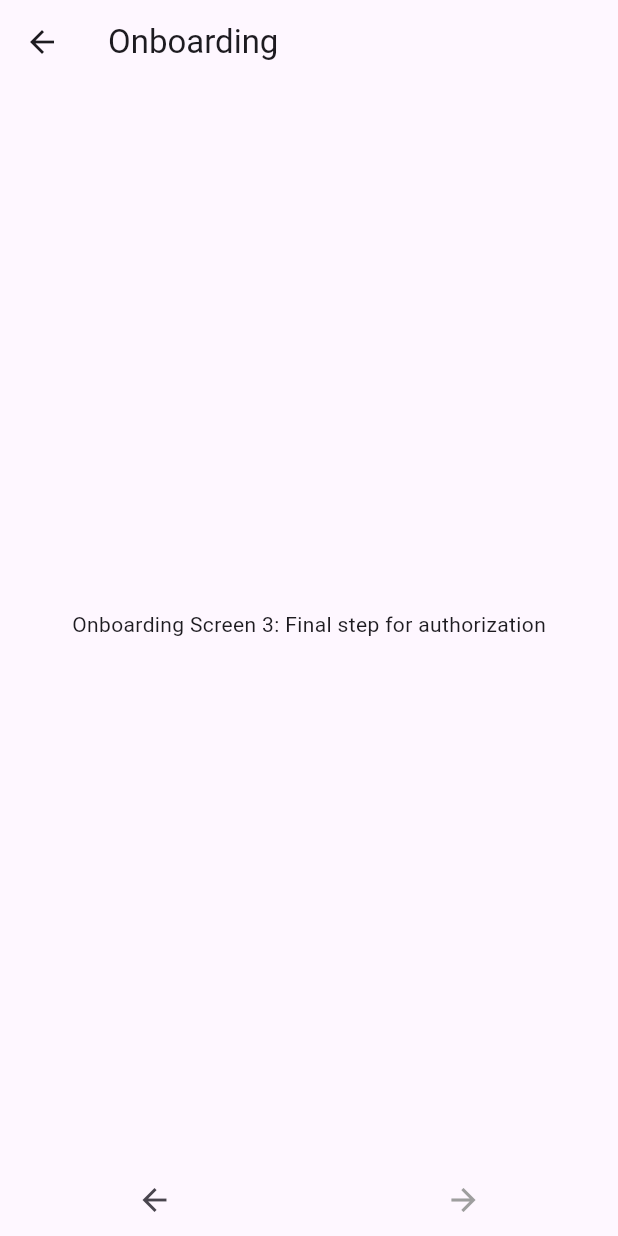
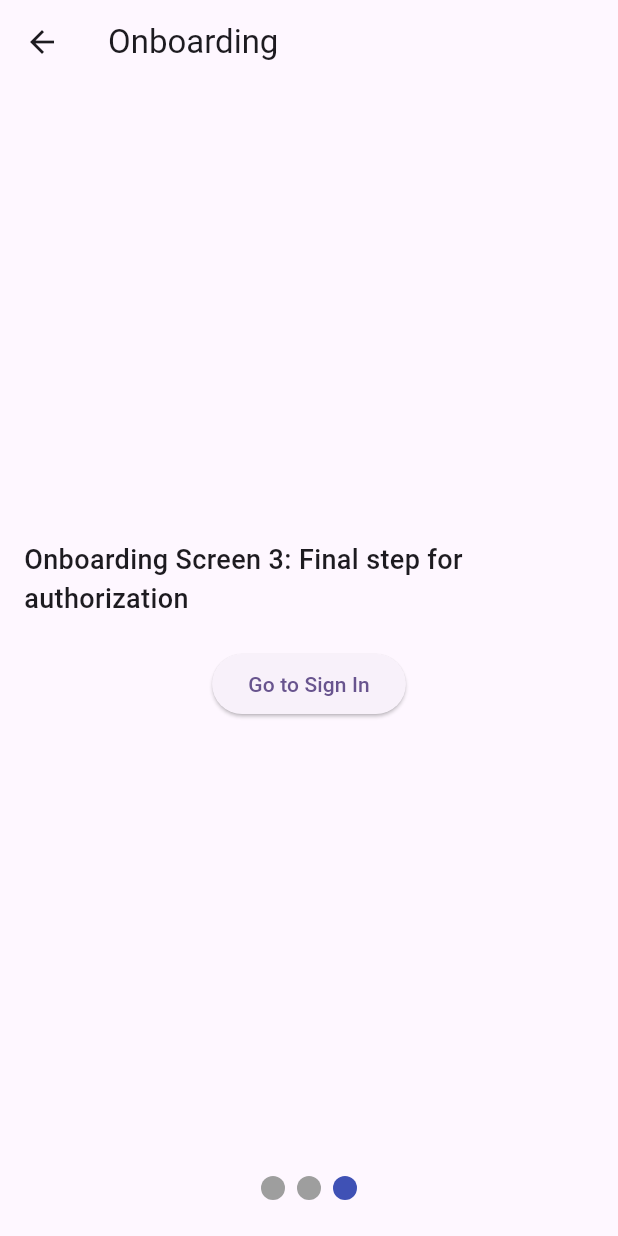
Before and after one commit to BlackBean99/whatever-app, a Flutter app: the OnboardingPage screen opened directly, swiped to page 3, on a phone screen of 412 x 824 dp. Run offline on Flutter 3.47's test engine with Material 3 defaults, Android fonts, the phone set to English and light mode, and no system bars; drawn by our look-alikes of smooth_page_indicator; our stand-ins replace google_fonts; missing offline and left inert: kakao_flutter_sdk.

Commit message:
[feat]: sample test button series

```diff
--- a/app/whatever/lib/main.dart
+++ b/app/whatever/lib/main.dart
@@ -1,11 +1,16 @@
 import 'package:flutter/material.dart';
+import 'package:kakao_flutter_sdk/kakao_flutter_sdk.dart';
 import 'package:provider/provider.dart';
+import 'package:smooth_page_indicator/smooth_page_indicator.dart';
+import 'package:whatever/controller/onboarding_controller.dart';
 import 'package:whatever/screens/onboarding_screen1.dart';
 import 'package:whatever/screens/onboarding_screen2.dart';
 import 'package:whatever/screens/onboarding_screen3.dart';
-import 'controller/onboarding_controller.dart';
+import 'package:whatever/screens/sample_widget_view_page.dart';
 
-void main() {
+void main() async {
+  WidgetsFlutterBinding.ensureInitialized();
+  KakaoSdk.init(nativeAppKey: '5b010a19c827b00762c3f27de5198e36');
   runApp(
     ChangeNotifierProvider(
       create: (context) => OnboardingController(),
@@ -62,9 +67,10 @@ class _AuthCheckState extends State<AuthCheck> {
 
   @override
   Widget build(BuildContext context) {
-    return _isAuthorized
-        ? const MyHomePage(title: 'Flutter Demo Home Page')
-        : const OnboardingPage();
+    return const SampleWidgetViewTestPage();
+    // _isAuthorized
+    // ? const MyHomePage(title: 'Flutter Demo Home Page')
+    // : const OnboardingPage();
   }
 }
 
@@ -92,7 +98,10 @@ class _OnboardingPageState extends State<OnboardingPage> {
       appBar: AppBar(
         title: const Text('Onboarding'),
       ),
-      body: PageView(
+      body: Column(
+        children: [
+          Expanded(
+            child: PageView(
               controller: _pageController,
               onPageChanged: (index) {
                 onboardingController.goToPage(index);
@@ -103,32 +112,16 @@ class _OnboardingPageState extends State<OnboardingPage> {
                 OnboardingScreen3(),
               ],
             ),
-      bottomNavigationBar: Consumer<OnboardingController>(
-        builder: (context, onboardingController, child) => Row(
-          mainAxisAlignment: MainAxisAlignment.spaceAround,
-          children: [
-            IconButton(
-              icon: const Icon(Icons.arrow_back),
-              onPressed: onboardingController.currentPage > 0
-                  ? () => _pageController.previousPage(
-                        duration: const Duration(milliseconds: 300),
-                        curve: Curves.easeInOut,
-                      )
-                  : null,
-              disabledColor: Colors.grey,
           ),
-            IconButton(
-              icon: const Icon(Icons.arrow_forward),
-              onPressed: onboardingController.currentPage < 2
-                  ? () => _pageController.nextPage(
-                        duration: const Duration(milliseconds: 300),
-                        curve: Curves.easeInOut,
-                      )
-                  : null,
-              disabledColor: Colors.grey,
+          Padding(
+            padding: const EdgeInsets.only(bottom: 24.0),
+            child: SmoothPageIndicator(
+              controller: _pageController,
+              count: 3,
+              effect: const WormEffect(),
+            ),
           ),
         ],
-        ),
       ),
     );
   }
--- a/app/whatever/lib/screens/onboarding_screen3.dart
+++ b/app/whatever/lib/screens/onboarding_screen3.dart
@@ -1,4 +1,6 @@
 import 'package:flutter/material.dart';
+import 'package:whatever/screens/sign_in_screen.dart';
+import 'package:whatever/utils/app_text_styles.dart';
 import 'package:whatever/utils/content_spacing.dart';
 
 class OnboardingScreen3 extends StatelessWidget {
@@ -6,10 +8,29 @@ class OnboardingScreen3 extends StatelessWidget {
 
   @override
   Widget build(BuildContext context) {
-    return const Padding(
-      padding: EdgeInsets.symmetric(horizontal: ContentSpacing.spacing2),
+    return Padding(
+      padding: const EdgeInsets.symmetric(horizontal: ContentSpacing.spacing2),
       child: Center(
-        child: Text('Onboarding Screen 3: Final step for authorization'),
+        child: Column(
+          mainAxisAlignment: MainAxisAlignment.center,
+          children: [
+            Text(
+              'Onboarding Screen 3: Final step for authorization',
+              style: AppTextStyles.englishBody1,
+            ),
+            const SizedBox(height: 20),
+            ElevatedButton(
+              onPressed: () {
+                Navigator.of(context).pushReplacement(
+                  MaterialPageRoute(
+                    builder: (context) => const SignInScreen(),
+                  ),
+                );
+              },
+              child: const Text('Go to Sign In'),
+            ),
+          ],
+        ),
       ),
     );
   }
--- a/app/whatever/pubspec.yaml
+++ b/app/whatever/pubspec.yaml
@@ -13,7 +13,8 @@ dependencies:
   provider: ^6.0.0
   cupertino_icons: ^1.0.6
   google_fonts: ^6.2.1
-
+  smooth_page_indicator: ^1.2.0+3
+  kakao_flutter_sdk: ^1.9.6
 
 dev_dependencies:
   flutter_test:
```
Also changed, not shown: app/whatever/lib/screens/onboarding_screen1.dart (+7 -3 lines), app/whatever/lib/screens/onboarding_screen2.dart (+7 -3 lines), app/whatever/lib/screens/sample_widget_view_page.dart (added, +110 -0 lines), app/whatever/lib/screens/sign_in_screen.dart (added, +52 -0 lines), app/whatever/lib/widgets/field_button.dart (added, +24 -0 lines), app/whatever/lib/widgets/line_button.dart (added, +57 -0 lines), app/whatever/pubspec.lock, 5 other files. Lines whose indentation alone changed are shown as unchanged.
